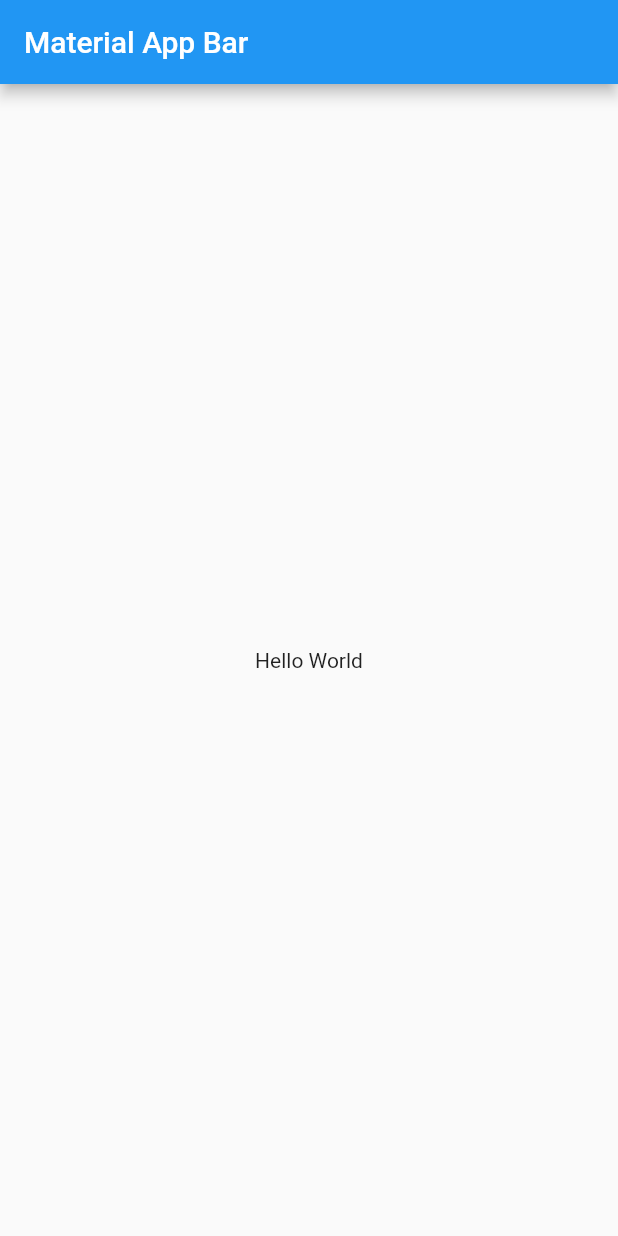
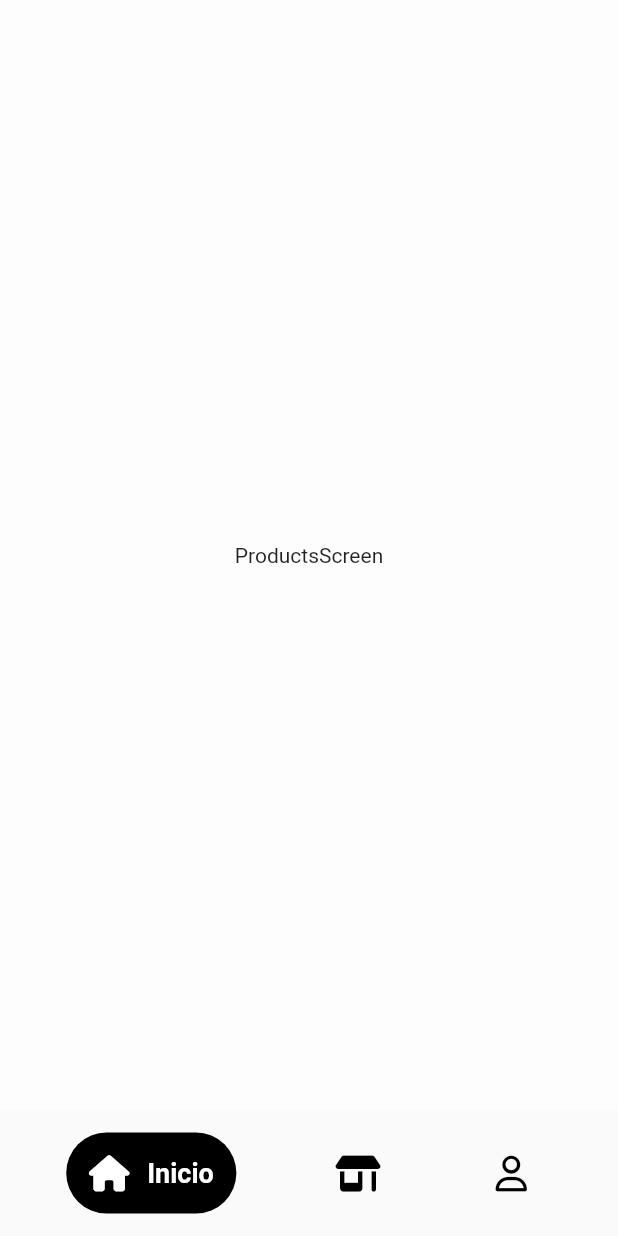
Before and after one commit to jhongo/ecommerce_gojo, a Flutter app: the screen it shows after launch, on a phone screen of 412 x 824 dp. Run offline on Flutter 3.47's test engine with Material 2 defaults, Android fonts, the phone set to English and light mode, and no system bars; drawn by our look-alikes of google_nav_bar; our stand-ins replace animate_do, font_awesome_flutter, lottie.

Commit message:
Configurate settings in the SettingsScreen

```diff
--- a/lib/main.dart
+++ b/lib/main.dart
@@ -1,4 +1,7 @@
+import 'package:app_ecommerce/screens/screens.dart';
+import 'package:app_ecommerce/services/navbar_service.dart';
 import 'package:flutter/material.dart';
+import 'package:provider/provider.dart';
 
 void main() => runApp(const MyApp());
 
@@ -7,15 +10,14 @@ class MyApp extends StatelessWidget {
 
   @override
   Widget build(BuildContext context) {
-    return MaterialApp(
-      title: 'Material App',
-      home: Scaffold(
-        appBar: AppBar(
-          title: const Text('Material App Bar'),
-        ),
-        body: const Center(
-          child: Text('Hello World'),
-        ),
+    return MultiProvider(
+      providers: [
+        ChangeNotifierProvider(create:(context) => NavBarService(),)
+      ],
+      child: const MaterialApp(
+        debugShowCheckedModeBanner: false,
+        title: 'Material App',
+        home: SplashScreen(),
       ),
     );
   }
--- /dev/null
+++ b/lib/screens/main_screen.dart
@@ -0,0 +1,15 @@
+import 'package:app_ecommerce/screens/screens.dart';
+import 'package:flutter/material.dart';
+
+class MainScreen extends StatelessWidget {
+
+  const MainScreen({Key? key}) : super(key: key);
+
+  @override
+  Widget build(BuildContext context) {
+    return const Scaffold(
+      body: SettingsScreen(),
+      bottomNavigationBar: CustomNavBar(),
+    );
+  }
+}
--- /dev/null
+++ b/lib/screens/products_screen.dart
@@ -0,0 +1,16 @@
+import 'package:flutter/material.dart';
+
+class ProductsScreen extends StatelessWidget {
+
+  const ProductsScreen({Key? key}) : super(key: key);
+
+  @override
+  Widget build(BuildContext context) {
+    return const Scaffold(
+      backgroundColor: Colors.white54,
+      body: Center(
+         child: Text('ProductsScreen'),
+      ),
+    );
+  }
+}
--- /dev/null
+++ b/lib/screens/screens.dart
@@ -0,0 +1,6 @@
+export 'package:app_ecommerce/screens/main_screen.dart';
+export 'package:app_ecommerce/screens/settings_screen.dart';
+export 'package:app_ecommerce/screens/products_screen.dart';
+export 'package:app_ecommerce/screens/profile_screen.dart';
+export 'package:app_ecommerce/screens/shop_screen.dart';
+export 'package:app_ecommerce/screens/splash_screen.dart';
--- /dev/null
+++ b/lib/screens/settings_screen.dart
@@ -0,0 +1,73 @@
+
+import 'package:app_ecommerce/screens/screens.dart';
+import 'package:app_ecommerce/services/navbar_service.dart';
+import 'package:flutter/material.dart';
+import 'package:font_awesome_flutter/font_awesome_flutter.dart';
+import 'package:google_nav_bar/google_nav_bar.dart';
+import 'package:provider/provider.dart';
+
+
+class SettingsScreen extends StatelessWidget {
+
+  const SettingsScreen({Key? key}) : super(key: key);
+
+  @override
+  Widget build(BuildContext context) {
+    final opcSelected = Provider.of<NavBarService>(context).optGet;
+    switch (opcSelected) {
+      case 0:
+        return const ProductsScreen();
+      case 1:
+        return const ShopScreen();
+      case 2:
+        return const ProfileScreen();
+
+      default:
+      return const ProductsScreen();
+
+    }
+  }
+}
+
+class CustomNavBar extends StatelessWidget {
+  const CustomNavBar({super.key});
+
+  @override
+  Widget build(BuildContext context) {
+    return Container(
+      child: GNav(
+        selectedIndex: context.read<NavBarService>().optGet ,
+        onTabChange: (value) => context.read<NavBarService>().opcSet = value,
+        gap: 15,
+        activeColor: Colors.white,
+        tabMargin:const EdgeInsets.symmetric(horizontal: 7, vertical: 15),
+        color: Colors.black,
+        tabBackgroundColor: Colors.black,
+        mainAxisAlignment: MainAxisAlignment.spaceEvenly,
+        padding:const EdgeInsets.only(bottom: 15, top: 15, right: 15, left: 15 ),
+        textStyle:const TextStyle(
+          fontSize: 18,
+          color: Colors.white,
+          fontWeight: FontWeight.w700
+        ),
+        tabs:const [
+          GButton(
+            icon: FontAwesomeIcons.house,
+            text: 'Inicio',
+
+            ),
+          GButton(
+            icon: FontAwesomeIcons.shop,
+            text: 'Tienda',
+
+            ),
+          GButton(
+            icon: FontAwesomeIcons.user,
+            text: 'Perfil',
+
+            ),
+        ]),
+
+    );
+  }
+}
--- /dev/null
+++ b/lib/services/navbar_service.dart
@@ -0,0 +1,16 @@
+import 'package:flutter/material.dart';
+
+class NavBarService extends ChangeNotifier{
+
+  int _opcInitial = 0;
+
+
+  int get optGet => _opcInitial;
+
+  set opcSet( int value ){
+    _opcInitial = value;
+    notifyListeners();
+  }
+
+
+}
```
Also changed, not shown: assets/loading/loading.json (added, +1 -0 lines), lib/screens/profile_screen.dart (added, +15 -0 lines), lib/screens/shop_screen.dart (added, +15 -0 lines), lib/screens/splash_screen.dart (added, +45 -0 lines), pubspec.yaml (+10 -19 lines), pubspec.lock.
